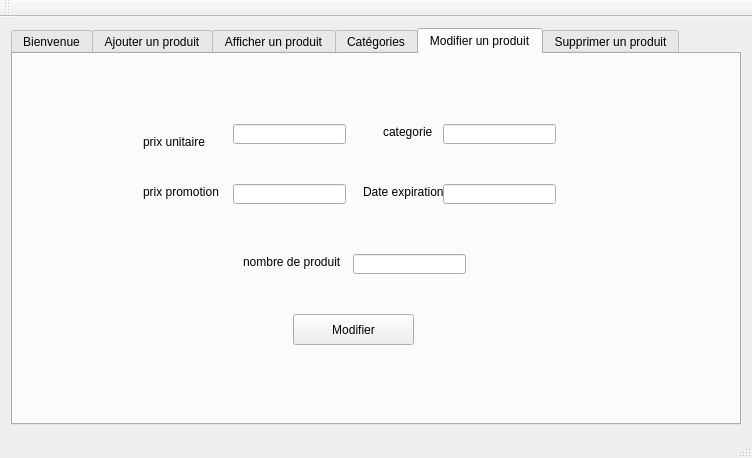
Old version of the form mainwindow.ui in the repository choucheniheb/Projet_C-_2A23_Smart-beauty-center.
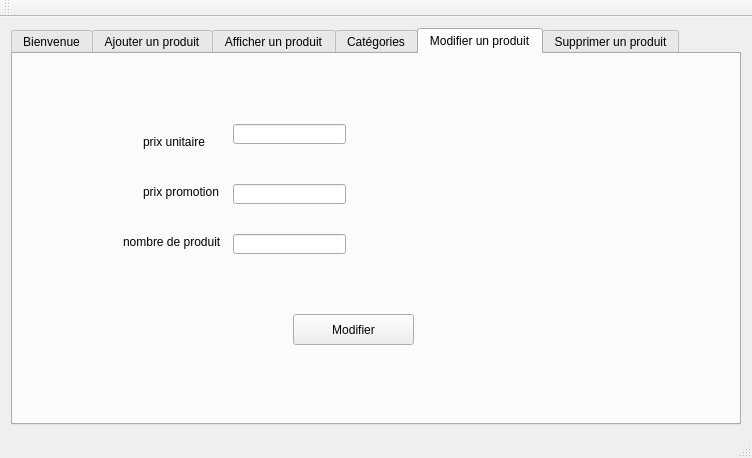
New version of the form. The open tabs and pages were chosen to show the change.

What changed in the file:
```diff
--- a/mainwindow.ui
+++ b/mainwindow.ui
@@ -504,19 +504,6 @@
            </rect>
           </property>
          </widget>
-         <widget class="QLabel" name="label_12">
-          <property name="geometry">
-           <rect>
-            <x>330</x>
-            <y>60</y>
-            <width>61</width>
-            <height>16</height>
-           </rect>
-          </property>
-          <property name="text">
-           <string>categorie</string>
-          </property>
-         </widget>
          <widget class="QLabel" name="label_13">
           <property name="geometry">
            <rect>
@@ -540,44 +527,11 @@
            </rect>
           </property>
          </widget>
-         <widget class="QLineEdit" name="categorie_edit_1">
-          <property name="geometry">
-           <rect>
-            <x>390</x>
-            <y>60</y>
-            <width>113</width>
-            <height>20</height>
-           </rect>
-          </property>
-         </widget>
-         <widget class="QLineEdit" name="date_edit_1">
-          <property name="geometry">
-           <rect>
-            <x>390</x>
-            <y>120</y>
-            <width>113</width>
-            <height>20</height>
-           </rect>
-          </property>
-         </widget>
-         <widget class="QLabel" name="label_14">
-          <property name="geometry">
-           <rect>
-            <x>310</x>
-            <y>120</y>
-            <width>81</width>
-            <height>16</height>
-           </rect>
-          </property>
-          <property name="text">
-           <string>Date expiration</string>
-          </property>
-         </widget>
          <widget class="QLabel" name="label_15">
           <property name="geometry">
            <rect>
-            <x>190</x>
-            <y>190</y>
+            <x>70</x>
+            <y>170</y>
             <width>101</width>
             <height>16</height>
            </rect>
@@ -589,8 +543,8 @@
          <widget class="QLineEdit" name="nbreEdit_1">
           <property name="geometry">
            <rect>
-            <x>300</x>
-            <y>190</y>
+            <x>180</x>
+            <y>170</y>
             <width>113</width>
             <height>20</height>
            </rect>
```
Left out of the diff: 6 changed lines with no effect on the pictures.
